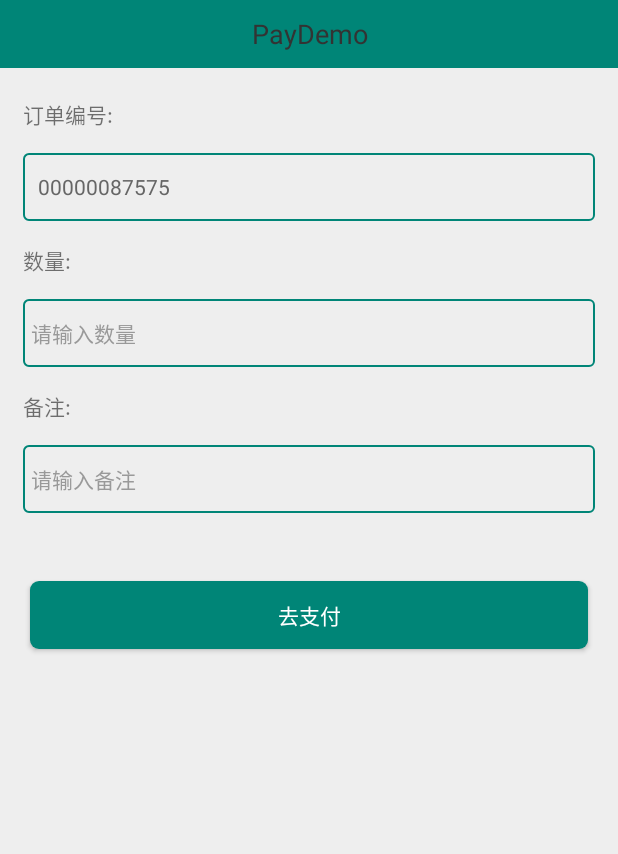
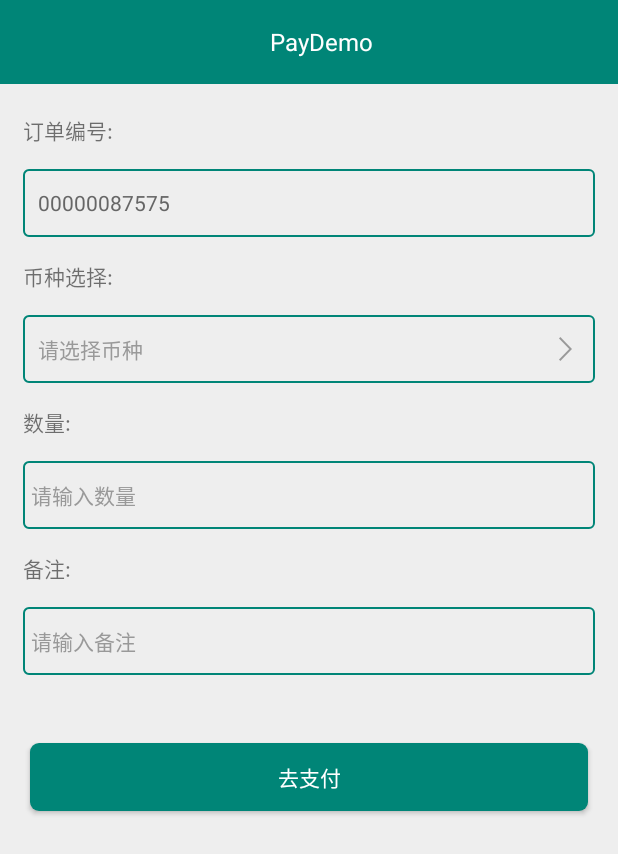
Before and after one commit to zhukunpeng0503/PayDemo, an Android app: the screen it shows after launch (MainActivity), on a phone screen of 412 x 824 dp. Shown: the top 854 px of the screen. Run offline under Robolectric (Android 15) with nearby library versions, the phone set to English and light mode, and no system bars.

Commit message:
##change## 优化UI

```diff
--- a/app/src/main/java/com/zkp/walletdemo/MainActivity.java
+++ b/app/src/main/java/com/zkp/walletdemo/ui/MainActivity.java
@@ -1,9 +1,7 @@
-package com.zkp.walletdemo;
+package com.zkp.walletdemo.ui;
 
 import android.app.Activity;
-import android.app.AlertDialog;
 import android.app.Dialog;
-import android.app.ProgressDialog;
 import android.content.Context;
 import android.content.Intent;
 import android.content.pm.PackageInfo;
@@ -26,8 +24,15 @@ import android.widget.Toast;
 import com.fasterxml.jackson.databind.DeserializationFeature;
 import com.fasterxml.jackson.databind.JavaType;
 import com.fasterxml.jackson.databind.ObjectMapper;
+import com.zkp.walletdemo.Device;
+import com.zkp.walletdemo.Encryptor;
+import com.zkp.walletdemo.Header;
+import com.zkp.walletdemo.Object2Json;
+import com.zkp.walletdemo.ProtocolConfigSeparate;
+import com.zkp.walletdemo.R;
 import com.zkp.walletdemo.platform.Base64Comp;
 import com.zkp.walletdemo.rsa.DCPEncryptor;
+import com.zkp.walletdemo.utils.AndroidUtils;
 import com.zkp.walletdemo.utils.OnLazyClickListener;
 import com.zkp.walletdemo.utils.network.NetResult;
 import com.zkp.walletdemo.utils.network.Post;
@@ -53,8 +58,8 @@ public class MainActivity extends Activity {
     protected Map<String, List<String>> mHeadMap;
 
     // 模拟应用后台返回签名好的订单信息（实际功能由你们的后台服务器实现）请求接口
-//    private static final String URL_PREPAY = "http://192.168.1.223:8101/dcpayCore/payBills/prepay";
-    private static final String URL_PREPAY = "http://47.52.175.22/dcpayCore/payBills/prepay";
+    private static final String URL_PREPAY = "http://192.168.1.223:8101/dcpayCore/payBills/prepay";
+    //    private static final String URL_PREPAY = "http://47.52.175.22/dcpayCore/payBills/prepay";
     private View button1;
     private String headerString;
     private HashMap<String, Object> bodyEncryptMap;
@@ -68,6 +73,9 @@ public class MainActivity extends Activity {
     private EditText et_remark;
     private TextView tv_number;
     private EditText et_amount;
+    private TextView tv_select;
+    private String coinId;
+    private String coin;
 
 
     @Override
@@ -78,24 +86,68 @@ public class MainActivity extends Activity {
         initListeners();
     }
 
+    private void initViews() {
+        et_remark = findViewById(R.id.et_remark);
+        tv_number = findViewById(R.id.tv_number);
+        tv_number.setText("0000008" + num);
+        et_amount = findViewById(R.id.et_amount);
+        tv_select = findViewById(R.id.tv_select);
+
+        button1 = findViewById(R.id.include1);
+        //请求头部的封装
+        mHeadMap = new HashMap<>();
+        mHeadMap.put("Accept", new ArrayList<String>(Arrays.asList("application/json")));
+        mHeadMap.put("Content-Type", new ArrayList<String>(Arrays.asList("application/json")));
+    }
+
+
     private void initListeners() {
+        tv_select.setOnClickListener(new View.OnClickListener() {
+            @Override
+            public void onClick(View view) {
+                startActivityForResult(new Intent(MainActivity.this, SelectCoinActivity.class), 2);
+            }
+        });
+
+
         button1.setOnClickListener(new OnLazyClickListener() {
             @Override
             public void onLazyClick(View view) {
                 num = (int) (Math.random() * 8998) + 1000 + 1;
+                if (TextUtils.isEmpty(tv_select.getText().toString().trim())) {
+                    Toast.makeText(MainActivity.this, "请选择币种!", Toast.LENGTH_SHORT).show();
+                    return;
+                }
+
                 if (TextUtils.isEmpty(et_amount.getText().toString())) {
                     Toast.makeText(MainActivity.this, "请输入数量!", Toast.LENGTH_SHORT).show();
                     return;
                 }
 
                 if (TextUtils.isEmpty(et_remark.getText().toString())) {
-                    Toast.makeText(MainActivity.this, "请添加备注", Toast.LENGTH_SHORT).show();
+                    Toast.makeText(MainActivity.this, "请添加备注!", Toast.LENGTH_SHORT).show();
                     return;
                 }
                 pay(); // 开始支付
 
             }
         });
+    }
+
+    @Override
+    protected void onActivityResult(int requestCode, int resultCode, Intent data) {
+        super.onActivityResult(requestCode, resultCode, data);
+        if (data == null) {
+            return;
+        } else {
+            if (requestCode == 2 && resultCode == 3) {
+                coinId = data.getStringExtra("coinId");
+                coin = data.getStringExtra("coin");
+
+                tv_select.setText(coin);
+                Log.i("tag", coinId);
+            }
+        }
     }
 
     private PrePayTask preTask;
@@ -116,10 +168,11 @@ public class MainActivity extends Activity {
 
     public HashMap<String, Object> post() {
         //请求参数 存到hashMap中
+        Log.i("coinid", coinId);
         myMap = new HashMap<>();
         myMap.put("amount", et_amount.getText().toString());
         myMap.put("attach", et_remark.getText().toString());
-        myMap.put("coinId", "34190899187000");
+        myMap.put("coinId", coinId);
         myMap.put("goodsTag", "coin");
         myMap.put("goodsType", "ETH");
         myMap.put("industry", "fubt");
@@ -135,12 +188,12 @@ public class MainActivity extends Activity {
                     ProtocolConfigSeparate.private_key);
             //设备信息
             device = new Device();
-            device.deviceId = getAndroidId(this);
-            device.appVersion = getVersionName(this);
+            device.deviceId = AndroidUtils.getAndroidId(this);
+            device.appVersion = AndroidUtils.getVersionName(this);
             device.pushId = "213231";
             device.system = "Android";
             device.language = "zh_cn";
-            device.packageName = getPackageName(this);
+            device.packageName = AndroidUtils.getPackageName(this);
             device.channel = ProtocolConfigSeparate.channel;
             // 头部header 参数赋值
             Header header = new Header();
@@ -243,19 +296,6 @@ public class MainActivity extends Activity {
     }
 
 
-    private void initViews() {
-        et_remark = findViewById(R.id.et_remark);
-        tv_number = findViewById(R.id.tv_number);
-        tv_number.setText("0000008" + num);
-        et_amount = findViewById(R.id.et_amount);
-
-        button1 = findViewById(R.id.include1);
-        //请求头部的封装
-        mHeadMap = new HashMap<>();
-        mHeadMap.put("Accept", new ArrayList<String>(Arrays.asList("application/json")));
-        mHeadMap.put("Content-Type", new ArrayList<String>(Arrays.asList("application/json")));
-    }
-
     private Dialog progressDialog;
 
     private void showProgress() {
@@ -291,46 +331,4 @@ public class MainActivity extends Activity {
         }
     }
 
-
-    /**
-     * 获取android ID
-     *
-     * @see
-     */
-    public static String getAndroidId(Context context) {
-        try {
-            return Settings.Secure.getString(context.getContentResolver(),
-                    Settings.Secure.ANDROID_ID);
-        } catch (Exception e) {
-
-            return null;
-        }
-    }
-
-
-    /**
-     * get VersionName of this App
-     */
-    public static String getVersionName(Context context) {
-        try {
-            PackageManager manager = context.getPackageManager();
-            PackageInfo info = manager.getPackageInfo(
-                    context.getPackageName(), PackageManager.GET_CONFIGURATIONS);
-            return info.versionName;
-        } catch (Exception e) {
-        }
-        return null;
-    }
-
-    /**
-     * 获取包名
-     */
-    public static String getPackageName(Context context) {
-        try {
-            return context.getPackageName();
-        } catch (Exception e) {
-
-            return null;
-        }
-    }
 }
--- a/app/src/main/java/com/zkp/walletdemo/utils/json/Object2Json.java
+++ b/app/src/main/java/com/zkp/walletdemo/utils/json/Object2Json.java
@@ -4,7 +4,7 @@ import android.util.Log;
 import android.util.SparseArray;
 
 
-import com.zkp.walletdemo.MainActivity;
+import com.zkp.walletdemo.ui.MainActivity;
 
 import java.util.HashSet;
 import java.util.Iterator;
--- a/app/src/main/java/com/zkp/walletdemo/utils/network/Get.java
+++ b/app/src/main/java/com/zkp/walletdemo/utils/network/Get.java
@@ -4,7 +4,7 @@ import android.text.TextUtils;
 import android.util.Log;
 
 
-import com.zkp.walletdemo.MainActivity;
+import com.zkp.walletdemo.ui.MainActivity;
 
 import java.io.BufferedInputStream;
 import java.io.BufferedReader;
--- a/app/src/main/res/layout/activity_main.xml
+++ b/app/src/main/res/layout/activity_main.xml
@@ -7,16 +7,21 @@
     android:background="#eeeeee"
     android:clipToPadding="false"
     android:orientation="vertical"
-    tools:context=".MainActivity">
+    tools:context=".ui.MainActivity">
 
-    <TextView
+    <android.support.v7.widget.Toolbar
         android:layout_width="match_parent"
-        android:layout_height="45dp"
-        android:background="@color/colorPrimary"
-        android:gravity="center"
-        android:text="@string/app_name"
-        android:textColor="#333333"
-        android:textSize="18sp" />
+        android:layout_height="wrap_content"
+        android:background="@color/colorPrimary">
+
+        <TextView
+            android:layout_width="match_parent"
+            android:layout_height="match_parent"
+            android:gravity="center"
+            android:text="@string/app_name"
+            android:textColor="#ffffff"
+            android:textSize="16sp" />
+    </android.support.v7.widget.Toolbar>
 
 
     <TextView
@@ -42,17 +47,39 @@
         android:layout_width="match_parent"
         android:layout_height="wrap_content"
         android:layout_marginLeft="15dp"
+        android:text="币种选择:"
+        android:textSize="14sp" />
+
+    <TextView
+        android:id="@+id/tv_select"
+        android:layout_width="match_parent"
+        android:layout_height="45dp"
+        android:layout_margin="15dp"
+        android:background="@drawable/item_shape"
+        android:drawableRight="@mipmap/right_arrows"
+        android:gravity="center_vertical"
+        android:hint="请选择币种"
+        android:paddingLeft="10dp"
+        android:paddingRight="15dp"
+        android:textColor="#666666"
+        android:textColorHint="#999999"
+        android:textSize="14sp" />
+
+    <TextView
+        android:layout_width="match_parent"
+        android:layout_height="wrap_content"
+        android:layout_marginLeft="15dp"
         android:text="数量:"
         android:textSize="14sp" />
 
     <EditText
-        android:inputType="number"
         android:id="@+id/et_amount"
         android:layout_width="match_parent"
         android:layout_height="45dp"
         android:layout_margin="15dp"
         android:background="@drawable/item_shape"
         android:hint="请输入数量"
+        android:inputType="number"
         android:paddingLeft="5dp"
         android:textColor="#666666"
         android:textColorHint="#999999"
```
Also changed, not shown: app/src/main/AndroidManifest.xml (+8 -2 lines), app/src/main/java/com/zkp/walletdemo/commonAdapter/CommonAdapter.java (added, +86 -0 lines), app/src/main/java/com/zkp/walletdemo/commonAdapter/ViewHolder.java (added, +126 -0 lines), app/src/main/java/com/zkp/walletdemo/ui/SelectCoinActivity.java (added, +70 -0 lines), app/src/main/java/com/zkp/walletdemo/utils/AndroidUtils.java (added, +56 -0 lines), app/src/main/res/layout/activity_select_coin.xml (added, +36 -0 lines), app/src/main/res/layout/item_list.xml (added, +28 -0 lines), app/src/main/res/mipmap-hdpi/right_arrows.png (added).
